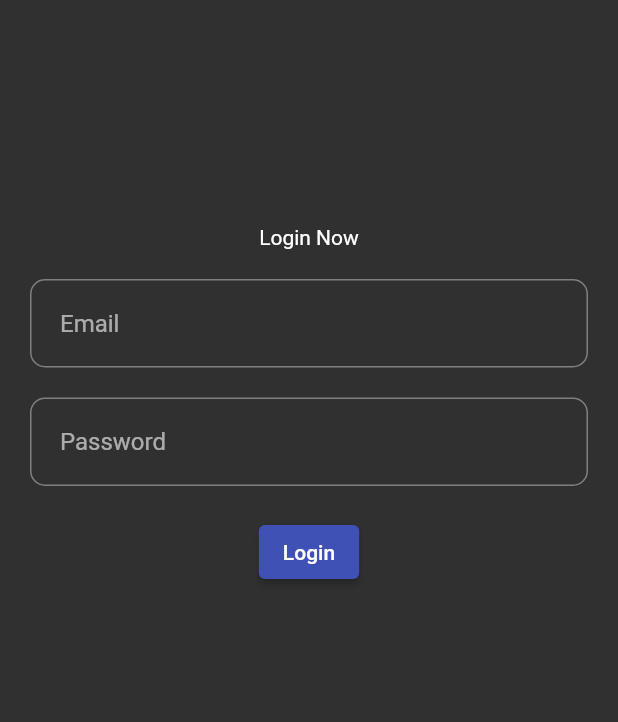
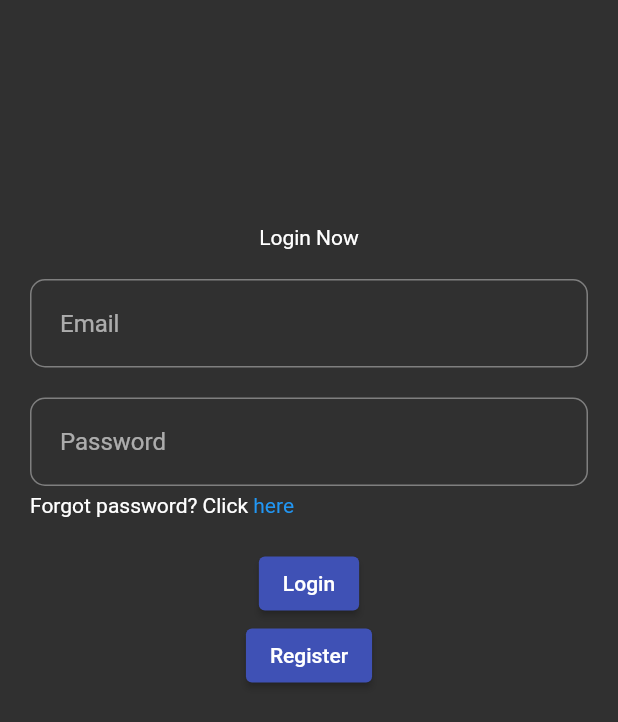
Before and after one commit to Crowful/Capstone_Sylviapp, a Flutter app: the LoginScreen screen opened directly, on a phone screen of 412 x 824 dp. Shown: the top 722 px of the screen. Run offline on Flutter 3.47's test engine with Material 2 defaults, Android fonts, the phone set to English and light mode, and no system bars; our stand-ins replace cloud_firestore, easy_localization, firebase_auth, firebase_core, flutter_riverpod, google_fonts and 1 more; accounts and stored records are empty.

Commit message:
Sept 1, 2021 (Account Module update)
Added Verification email

```diff
--- a/lib/providers/providers.dart
+++ b/lib/providers/providers.dart
@@ -11,3 +11,6 @@ final languageProvider = ChangeNotifierProvider((ref) => ThemeNotifier());
 final userAccountProvider = Provider((ref) => UserAccount());
 
 final authserviceProvider = Provider((ref) => AuthService());
+
+final authStateProvider =
+    StreamProvider((ref) => AuthService().getauthStateChange);
--- a/lib/screens/account_module/login.dart
+++ b/lib/screens/account_module/login.dart
@@ -1,4 +1,6 @@
 import 'package:flutter/material.dart';
+import 'package:sylviapp_project/providers/providers.dart';
+import 'package:flutter_riverpod/flutter_riverpod.dart';
 
 class LoginScreen extends StatelessWidget {
   final TextEditingController _etEmailController = TextEditingController();
@@ -12,11 +14,9 @@ class LoginScreen extends StatelessWidget {
       key: _formLogin,
       child: Column(
         children: [
-
           Container(
               margin: EdgeInsets.fromLTRB(20, 150, 20, 0),
-          child:Text("Login Now")),
-
+              child: Text("Login Now")),
           Container(
             margin: EdgeInsets.fromLTRB(20, 20, 20, 0),
             child: TextField(
@@ -35,10 +35,7 @@ class LoginScreen extends StatelessWidget {
               ),
             ),
           ),
-
-
           SizedBox(height: 20),
-
           Container(
             margin: EdgeInsets.fromLTRB(20, 0, 20, 0),
             child: TextField(
@@ -57,12 +54,40 @@ SizedBox(height: 20),
               ),
             ),
           ),
-
+          Container(
+            margin: EdgeInsets.fromLTRB(20, 5, 20, 0),
+            child: Row(
+              children: [
+                Text("Forgot password? "),
+                Text("Click "),
+                InkWell(
+                    onTap: () {
+                      Navigator.pushNamed(context, "/forgot_password");
+                    },
+                    child: Text(
+                      "here",
+                      style: TextStyle(color: Colors.blue),
+                    ))
+              ],
+            ),
+          ),
           SizedBox(height: 20),
-
-            ElevatedButton(onPressed:(){
-              print("Login");
-            } ,child: Text("Login"),)
+          ElevatedButton(
+            onPressed: () {
+              context
+                  .read(authserviceProvider)
+                  .signIn(_etEmailController.text, _etPasswordController.text)
+                  .whenComplete(
+                      () => Navigator.pushNamed(context, "/wrapperAuth"));
+            },
+            child: Text("Login"),
+          ),
+          ElevatedButton(
+            onPressed: () {
+              Navigator.pushNamed(context, "/register");
+            },
+            child: Text("Register"),
+          )
         ],
       ),
     ));
--- a/lib/screens/settings_module/settings.dart
+++ b/lib/screens/settings_module/settings.dart
@@ -196,9 +196,9 @@ class SettingsPage extends ConsumerWidget {
             Text(LocaleKeys.greetings.tr()),
             ElevatedButton(
                 onPressed: () {
-                  Navigator.pushReplacementNamed(context, "/register");
+                  Navigator.pushReplacementNamed(context, "/login");
                 },
-                child: Text('try registe')),
+                child: Text('Go to Login')),
             ElevatedButton(
                 onPressed: () {
                   Navigator.pushReplacementNamed(context, "/home");
--- a/lib/services/authservices.dart
+++ b/lib/services/authservices.dart
@@ -68,8 +68,9 @@ class AuthService extends ChangeNotifier {
     try {
       final newUser = await _auth.createUserWithEmailAndPassword(
           email: email, password: password);
+      _loggedInUser = newUser.user!;
 
-      _loggedInUser = newUser.user!;
+      _loggedInUser.sendEmailVerification();
     } on FirebaseAuthException catch (e) {
       print(e.message);
     } on PlatformException catch (e) {
--- a/lib/widgets/account_module_widgets/register_user_email.dart
+++ b/lib/widgets/account_module_widgets/register_user_email.dart
@@ -1,6 +1,7 @@
 import 'package:flutter/material.dart';
 import 'package:flutter_riverpod/flutter_riverpod.dart';
 import 'package:google_fonts/google_fonts.dart';
+import 'package:sylviapp_project/providers/providers.dart';
 
 class UserRegPage extends StatefulWidget {
   final double height;
@@ -26,8 +27,8 @@ class UserRegPage extends StatefulWidget {
 
 class UserRegPageState extends State<UserRegPage> {
   final TextEditingController _usernameController = TextEditingController();
+  final TextEditingController _emailController = TextEditingController();
 
-  final TextEditingController _emailController = TextEditingController();
   bool _isUserFourCharacters = false;
   bool _isValidEmail = false;
   Color active = Colors.grey;
@@ -38,6 +39,7 @@ class UserRegPageState extends State<UserRegPage> {
       overall = false;
       if (_isValidEmail == true && _isUserFourCharacters == true) {
         overall = true;
+        context.read(userAccountProvider).setEmail(_emailController.text);
       }
     });
   }
```
Also changed, not shown: lib/Domain/wrapperAuth.dart (+19 -8 lines), lib/main.dart (+6 -1 lines), lib/screens/account_module/forgot_password.dart (+9 -26 lines), lib/screens/account_module/register.dart (+12 -1 lines), lib/screens/account_module/verify_email.dart (+36 -0 lines), lib/screens/sidebar_module/drawer_screen.dart (+9 -1 lines). Lines whose indentation alone changed are shown as unchanged.
